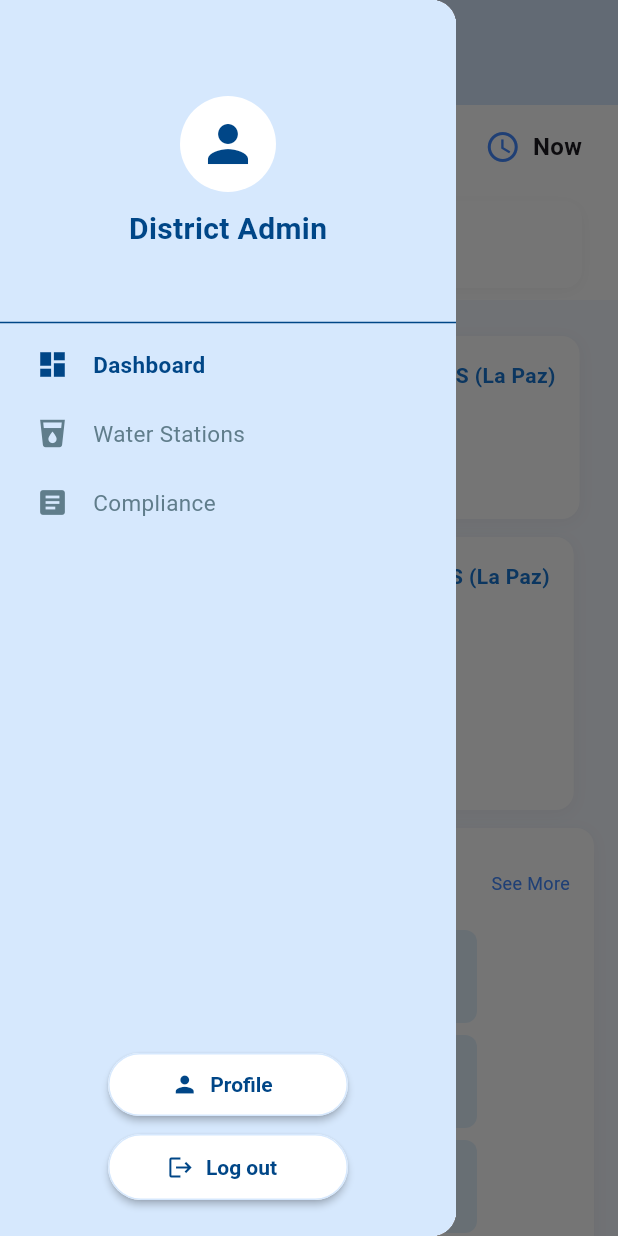
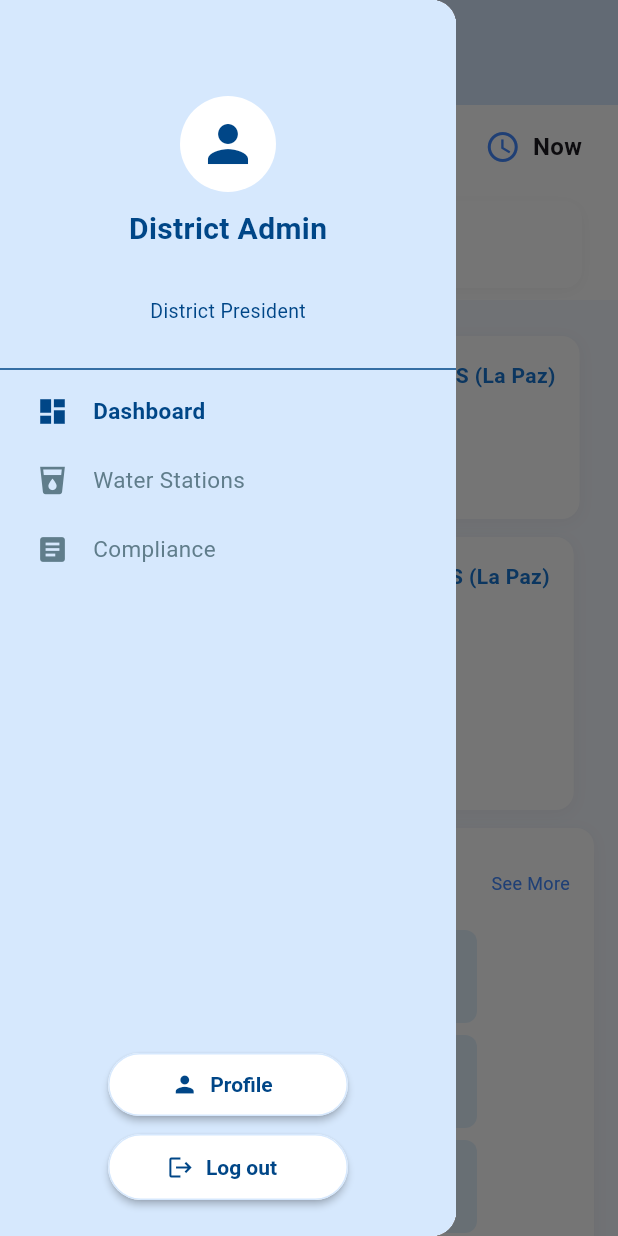
Before and after one commit to yananana16/waterstation_admin, a Flutter app: the DistrictAdminDashboard screen opened directly, with the side drawer open, on a phone screen of 412 x 824 dp. Run offline on Flutter 3.47's test engine with Material 3 defaults, Android fonts, the phone set to English and light mode, and no system bars; our stand-ins replace cloud_firestore, firebase_auth, firebase_core, firebase_messaging, fl_chart, flutter_dotenv and 4 more; accounts and stored records are empty.

Commit message:
get this dayana

```diff
--- a/lib/district/district_admin_dashboard.dart
+++ b/lib/district/district_admin_dashboard.dart
@@ -231,15 +231,70 @@ class _DistrictAdminDashboardState extends State<DistrictAdminDashboard> {
                     child: Icon(Icons.person, size: 40, color: Color(0xFF004687)),
                   ),
                   const SizedBox(height: 10),
-                  const Text(
-                    "District Admin",
-                    style: TextStyle(fontSize: 20, color: Color(0xFF004687), fontWeight: FontWeight.bold),
-                    overflow: TextOverflow.ellipsis,
-                  ),
-                  Text(
-                    userEmail,
-                    style: const TextStyle(fontSize: 13, color: Color(0xFF004687)),
-                    overflow: TextOverflow.ellipsis,
+                  FutureBuilder<Map<String, dynamic>?>(
+                    future: (() async {
+                      final user = FirebaseAuth.instance.currentUser;
+                      if (user == null) return null;
+
+                      // Prefer exact match by userId
+                      final byId = await FirebaseFirestore.instance
+                          .collection('station_owners')
+                          .where('userId', isEqualTo: user.uid)
+                          .limit(1)
+                          .get();
+                      if (byId.docs.isNotEmpty) return byId.docs.first.data() as Map<String, dynamic>?;
+
+                      // Fallback: try matching by email if available
+                      if (user.email != null && user.email!.isNotEmpty) {
+                        final byEmail = await FirebaseFirestore.instance
+                            .collection('station_owners')
+                            .where('email', isEqualTo: user.email)
+                            .limit(1)
+                            .get();
+                        if (byEmail.docs.isNotEmpty) return byEmail.docs.first.data() as Map<String, dynamic>?;
+                      }
+
+                      // No matching station_owner for logged-in user
+                      return null;
+                    })(),
+                    builder: (context, snap) {
+                      final user = FirebaseAuth.instance.currentUser;
+                      String displayName = 'District Admin';
+                      String contactText = userEmail;
+                      if (snap.hasData && snap.data != null) {
+                        final data = snap.data!;
+                        final fname = data['firstName']?.toString();
+                        final phone = data['phone']?.toString();
+                        if (fname != null && fname.isNotEmpty) displayName = fname;
+                        if (phone != null && phone.isNotEmpty) contactText = phone;
+                      } else if (user?.displayName != null && user!.displayName!.isNotEmpty) {
+                        displayName = user.displayName!;
+                      }
+                      // Show: Name, then email, then "District President of <district>"
+                      final districtLabel = _userDistrict ?? '';
+                      final emailLine = FirebaseAuth.instance.currentUser?.email ?? userEmail;
+                      return Column(
+                        children: [
+                          Text(
+                            displayName,
+                            style: const TextStyle(fontSize: 20, color: Color(0xFF004687), fontWeight: FontWeight.bold),
+                            overflow: TextOverflow.ellipsis,
+                          ),
+                          const SizedBox(height: 6),
+                          Text(
+                            emailLine,
+                            style: const TextStyle(fontSize: 13, color: Color(0xFF004687)),
+                            overflow: TextOverflow.ellipsis,
+                          ),
+                          const SizedBox(height: 6),
+                          Text(
+                            districtLabel.isNotEmpty ? 'District President of $districtLabel' : 'District President',
+                            style: const TextStyle(fontSize: 13, color: Color(0xFF004687)),
+                            overflow: TextOverflow.ellipsis,
+                          ),
+                        ],
+                      );
+                    },
                   ),
                 ],
               ),
@@ -1070,16 +1125,59 @@ class _DistrictAdminDashboardState extends State<DistrictAdminDashboard> {
     // If not signed in, show message
     if (user == null) return const Center(child: Text('Not signed in'));
 
-    return FutureBuilder<DocumentSnapshot>(
-      future: FirebaseFirestore.instance.collection('users').doc(user.uid).get(),
+    return FutureBuilder<Map<String, dynamic>?>(
+      future: (() async {
+        // Fetch user doc
+        final userDoc = await FirebaseFirestore.instance.collection('users').doc(user.uid).get();
+        final userData = userDoc.exists ? userDoc.data() : null;
+
+        // Find station_owner that belongs to the logged-in user.
+        Map<String, dynamic>? stationData;
+        // Prefer match by userId
+        final byId = await FirebaseFirestore.instance
+            .collection('station_owners')
+            .where('userId', isEqualTo: user.uid)
+            .limit(1)
+            .get();
+        if (byId.docs.isNotEmpty) {
+          stationData = byId.docs.first.data() as Map<String, dynamic>?;
+        } else if (user.email != null && user.email!.isNotEmpty) {
+          // Fallback to match by email
+          final byEmail = await FirebaseFirestore.instance
+              .collection('station_owners')
+              .where('email', isEqualTo: user.email)
+              .limit(1)
+              .get();
+          if (byEmail.docs.isNotEmpty) stationData = byEmail.docs.first.data() as Map<String, dynamic>?;
+        }
+
+        return {
+          'user': userData,
+          'station': stationData,
+        };
+      })(),
       builder: (context, snapshot) {
         String adminName = "";
         String contact = "";
         String email = user.email ?? "";
-        if (snapshot.hasData && snapshot.data != null && snapshot.data!.exists) {
-          final data = snapshot.data!.data() as Map<String, dynamic>? ?? {};
-          adminName = data['admin_name']?.toString() ?? "";
-          contact = data['contact']?.toString() ?? "";
+        if (snapshot.hasData && snapshot.data != null) {
+          final data = snapshot.data!;
+          final userData = data['user'] as Map<String, dynamic>?;
+          final stationData = data['station'] as Map<String, dynamic>?;
+
+          // Prefer station_owners values if available
+          if (stationData != null) {
+            adminName = stationData['firstName']?.toString() ?? "";
+            contact = stationData['phone']?.toString() ?? "";
+          }
+
+          // Fallback to users collection values
+          if (adminName.isEmpty && userData != null) {
+            adminName = userData['admin_name']?.toString() ?? "";
+          }
+          if (contact.isEmpty && userData != null) {
+            contact = userData['contact']?.toString() ?? "";
+          }
         }
 
         final TextEditingController nameController = TextEditingController(text: adminName);
@@ -1107,18 +1205,6 @@ class _DistrictAdminDashboardState extends State<DistrictAdminDashboard> {
                               radius: 55,
                               backgroundColor: Colors.grey[200],
                               child: const Icon(Icons.person, size: 70, color: Colors.grey),
-                            ),
-                            const SizedBox(height: 8),
-                            Row(
-                              children: [
-                                const Text("Change Profile Picture", style: TextStyle(fontSize: 13)),
-                                IconButton(
-                                  icon: const Icon(Icons.edit, size: 18, color: Colors.blueAccent),
-                                  onPressed: () {
-                                    // Handle profile picture change (not implemented)
-                                  },
-                                ),
-                              ],
                             ),
                           ],
                         ),
```
